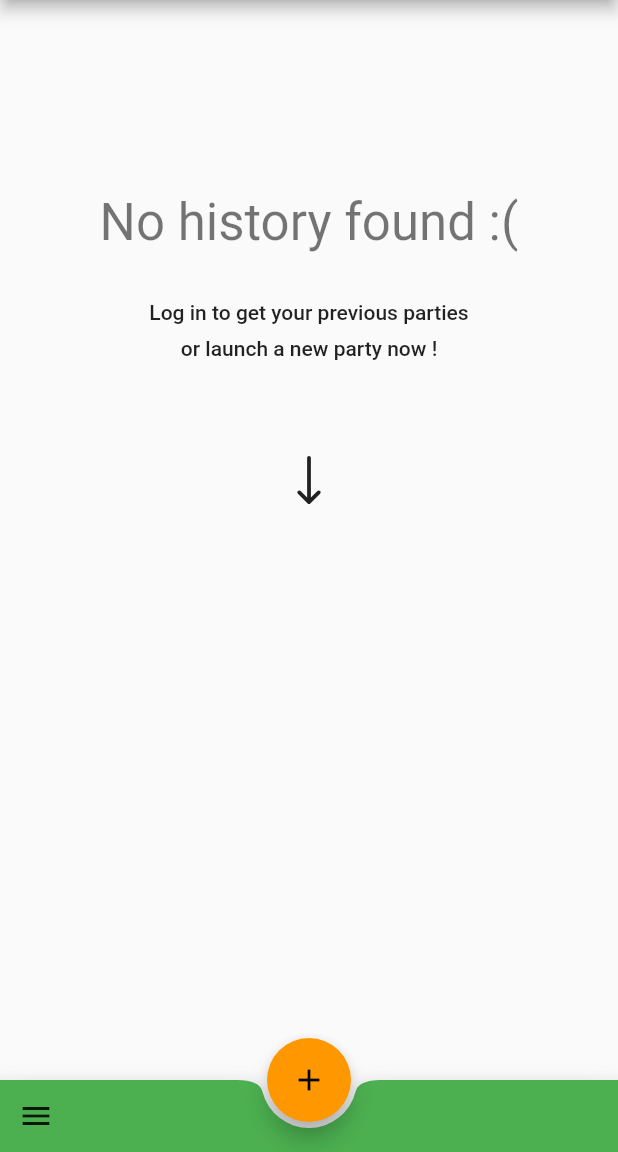
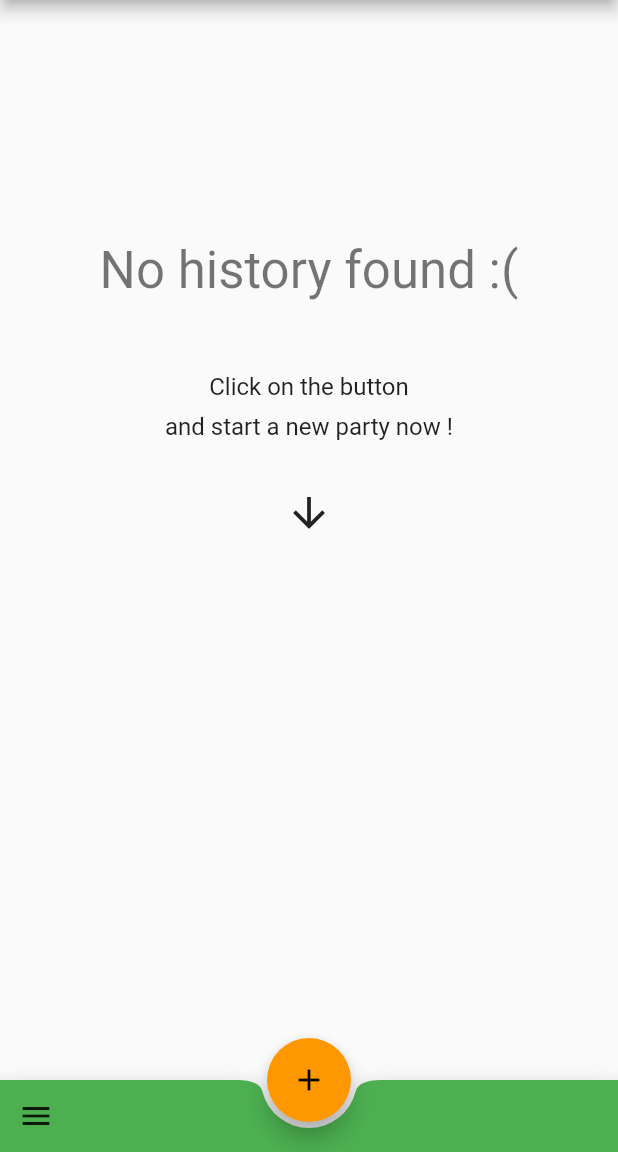
Before and after one commit to TotemaT/Scored_, a Flutter app: the screen it shows after launch, on a phone screen of 412 x 824 dp, the part 84-1236 px from its top. Run offline on Flutter 3.47's test engine with Material 2 defaults, Android fonts, the phone set to English and light mode, and no system bars; our stand-ins replace flutter_spinbox, hive, hive_flutter, shared_preferences; missing offline and left inert: flex_color_picker; accounts and stored records are empty.

Commit message:
Remove useless SVG

```diff
--- a/lib/history/no_history.dart
+++ b/lib/history/no_history.dart
@@ -1,41 +1,38 @@
 import 'package:flutter/material.dart';
-import 'package:flutter_svg/svg.dart';
 
 class NoHistory extends StatelessWidget {
   const NoHistory({Key? key}) : super(key: key);
 
   @override
   Widget build(BuildContext context) {
+    final titleStyle = Theme.of(context).textTheme.headline4;
+    final subtitleStyle = Theme.of(context).textTheme.subtitle1;
+
     return Center(
       child: Column(
         children: [
           Padding(
-            padding: EdgeInsets.only(top: 128),
+            padding: EdgeInsets.only(top: 160),
             child: Text(
               'No history found :(',
-              style: Theme.of(context).textTheme.headline4,
+              style: titleStyle
             ),
           ),
           Padding(
-            padding: EdgeInsets.only(top: 32, bottom: 8),
+            padding: EdgeInsets.only(top: 48, bottom: 8),
             child: Text(
-              'Log in to get your previous parties',
-              style: Theme.of(context).textTheme.bodyText1,
+              'Click on the button',
+              style: subtitleStyle,
             )
           ),
           Padding(
-            padding: EdgeInsets.only(bottom: 64),
+            padding: EdgeInsets.only(bottom: 32),
             child: Text(
-              'or launch a new party now !',
-              style: Theme.of(context).textTheme.bodyText1,
+              'and start a new party now !',
+              style: subtitleStyle,
             )
           ),
-          SvgPicture.asset(
-            'assets/arrow_down.svg',
-            semanticsLabel: 'Arrow pointing to the create party button',
-            height: 32,
-            color: Theme.of(context).textTheme.bodyText1?.color,
-          )
+          Icon(Icons.arrow_downward, size: 32, color: subtitleStyle?.color,)
         ],
       ),
     );
--- a/pubspec.yaml
+++ b/pubspec.yaml
@@ -11,9 +11,9 @@ dependencies:
         sdk: flutter
     flex_color_picker: ^2.1.2
     flutter_spinbox: ^0.5.2
-    flutter_svg: ^0.22.0
     hive: ^2.0.4
     hive_flutter: ^1.1.0
+    intl: ^0.17.0
     path_provider: ^2.0.2
     provider: ^5.0.0
     shared_preferences: ^2.0.6
@@ -26,5 +26,3 @@ dev_dependencies:
 
 flutter:
     uses-material-design: true
-    assets:
-        - assets/arrow_down.svg
```
Also changed, not shown: assets/arrow_down.svg (deleted), pubspec.lock.
